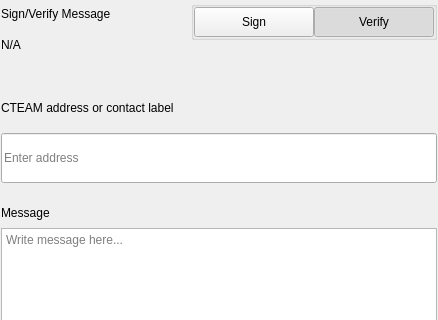
Above: src/qt/settings/forms/signmessagewidgets.ui from OrganicLifeCoin/OrganLife-Core before the change; both pictures show x 0 to 438 and y 0 to 320 of the 438 by 579 pixel window. Below: the same form after it.
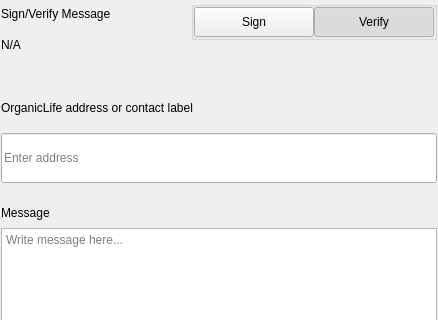
That is the form after the change.

Commit message: Phase 2: rebrand CTEAM/pivx -> OrganicLife Coin (OLC); rename binaries and sources

```diff
--- a/src/qt/settings/forms/signmessagewidgets.ui
+++ b/src/qt/settings/forms/signmessagewidgets.ui
@@ -276,7 +276,7 @@
                </size>
               </property>
               <property name="text">
-               <string>CTEAM address or contact label</string>
+               <string>OrganicLife address or contact label</string>
               </property>
              </widget>
             </item>
```
The commit also changes 505 other files.
